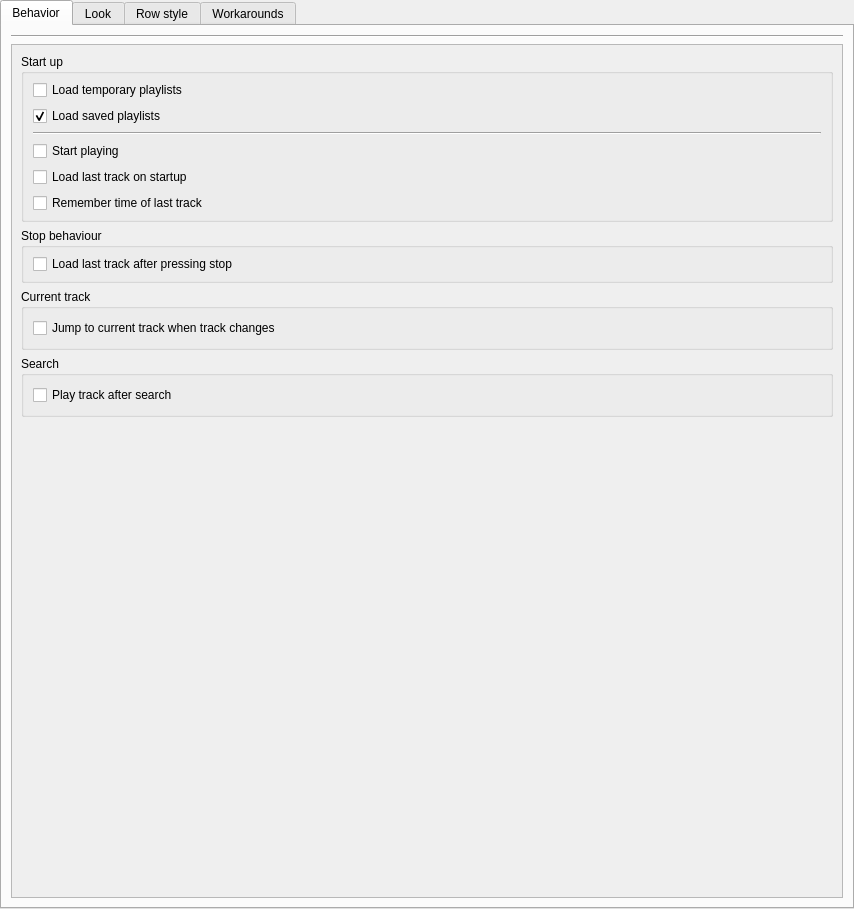
This is src/Gui/Preferences/Playlist/GUI_PlaylistPreferences.ui in Inferno214221/sayonara-player as Qt 5 draws it before an edit. The edited form follows.
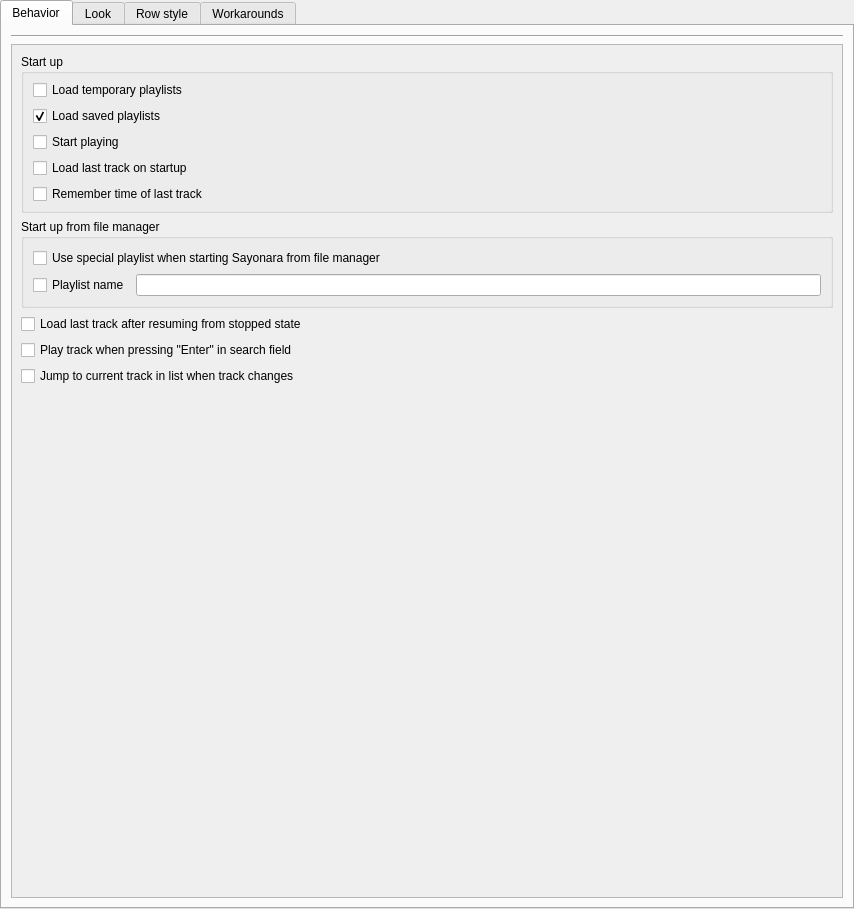
This is the edited form. The open tabs and pages were chosen to show the change.

Commit message: add settings for file system playlist

Diff of the .ui file:
```diff
--- a/src/Gui/Preferences/Playlist/GUI_PlaylistPreferences.ui
+++ b/src/Gui/Preferences/Playlist/GUI_PlaylistPreferences.ui
@@ -90,13 +90,6 @@
                 </property>
                </widget>
               </item>
-              <item>
-               <widget class="Line" name="line_3">
-                <property name="orientation">
-                 <enum>Qt::Horizontal</enum>
-                </property>
-               </widget>
-              </item>
               <item>
                <widget class="QCheckBox" name="cbStartPlaying">
                 <property name="text">
@@ -124,55 +117,52 @@
            <item>
             <widget class="QGroupBox" name="groupBox_2">
              <property name="title">
-              <string>Stop behaviour</string>
+              <string>Start up from file manager</string>
              </property>
-             <layout class="QVBoxLayout" name="verticalLayout_2">
-              <property name="topMargin">
-               <number>6</number>
-              </property>
-              <property name="bottomMargin">
-               <number>6</number>
-              </property>
+             <layout class="QVBoxLayout" name="verticalLayout_12">
               <item>
-               <widget class="QCheckBox" name="cbRememberAfterStop">
+               <widget class="QCheckBox" name="cbCreateFileystemPlaylist">
                 <property name="text">
-                 <string>Load last track after pressing stop</string>
+                 <string>Use special playlist when starting Sayonara from file manager</string>
                 </property>
                </widget>
               </item>
+              <item>
+               <layout class="QHBoxLayout" name="horizontalLayout_2">
+                <item>
+                 <widget class="QCheckBox" name="cbChooseFilesystemPlaylistName">
+                  <property name="text">
+                   <string>Playlist name</string>
+                  </property>
+                 </widget>
+                </item>
+                <item>
+                 <widget class="QLineEdit" name="leFilesystemPlaylistName"/>
+                </item>
+               </layout>
+              </item>
              </layout>
             </widget>
            </item>
            <item>
-            <widget class="QGroupBox" name="gbCurrentTrack">
-             <property name="title">
-              <string>Current track</string>
+            <widget class="QCheckBox" name="cbRememberAfterStop">
+             <property name="text">
+              <string>Load last track after resuming from stopped state</string>
              </property>
-             <layout class="QVBoxLayout" name="verticalLayout_3">
-              <item>
-               <widget class="QCheckBox" name="cbJumpToCurrentTrack">
-                <property name="text">
-                 <string>Jump to current track when track changes</string>
-                </property>
-               </widget>
-              </item>
-             </layout>
             </widget>
            </item>
            <item>
-            <widget class="QGroupBox" name="gbSearch">
-             <property name="title">
-              <string>Search</string>
+            <widget class="QCheckBox" name="cbPlayTrackAfterSearch">
+             <property name="text">
+              <string>Play track when pressing &quot;Enter&quot; in search field</string>
              </property>
-             <layout class="QVBoxLayout" name="verticalLayout_4">
-              <item>
-               <widget class="QCheckBox" name="cbPlayTrackAfterSearch">
-                <property name="text">
-                 <string>Play track after search</string>
-                </property>
-               </widget>
-              </item>
-             </layout>
+            </widget>
+           </item>
+           <item>
+            <widget class="QCheckBox" name="cbJumpToCurrentTrack">
+             <property name="text">
+              <string>Jump to current track in list when track changes</string>
+             </property>
             </widget>
            </item>
            <item>
```
Left out of the diff: 5 changed lines with no effect on the pictures. The commit also changes 4 other files.
